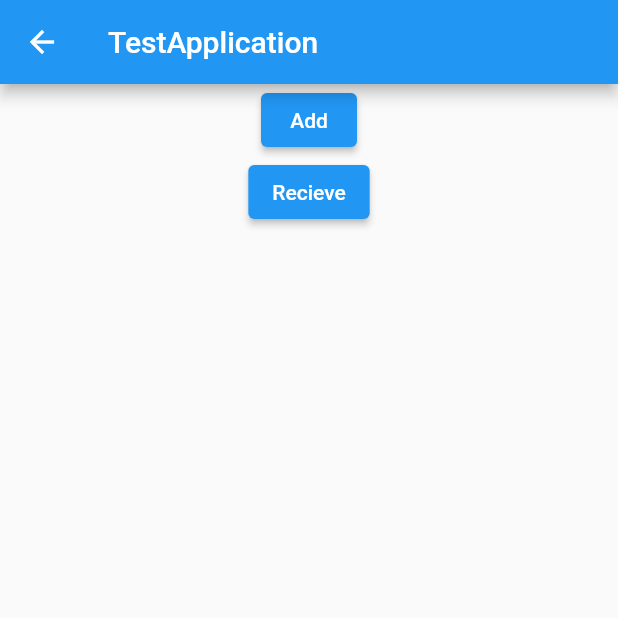
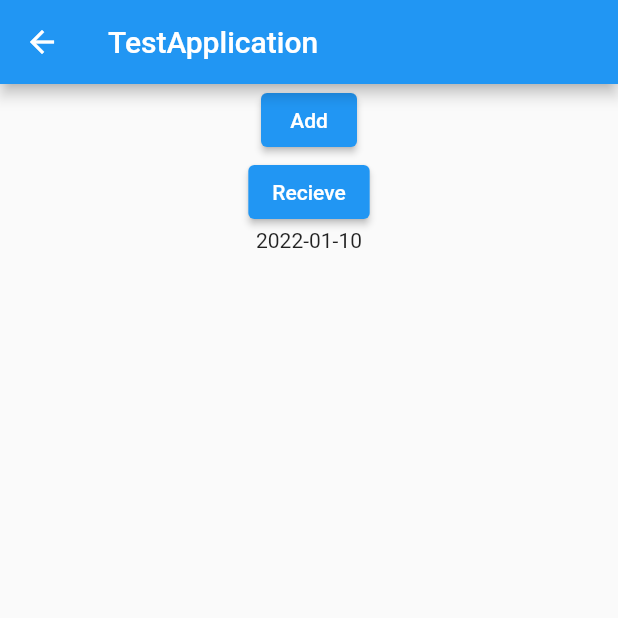
Before and after one commit to BossTechInc/test_application, a Flutter app: the MyHome screen opened directly, after a tap on "Recieve", on a phone screen of 412 x 824 dp, the top half of it. Run offline on Flutter 3.47's test engine with Material 2 defaults, Android fonts, the phone set to English and light mode, and no system bars; drawn by our look-alikes of overlay_support; our stand-ins replace cloud_firestore, connectivity_plus, firebase_core, firebase_messaging; accounts and stored records are empty.

Commit message:
Retrieve and Sort Functionality Added

```diff
--- a/lib/main.dart
+++ b/lib/main.dart
@@ -1,18 +1,17 @@
 import 'package:cloud_firestore/cloud_firestore.dart';
-import 'package:connectivity_plus/connectivity_plus.dart';
 import 'package:firebase_core/firebase_core.dart';
 import 'package:firebase_messaging/firebase_messaging.dart';
 import 'package:flutter/material.dart';
+import 'package:intl/intl.dart';
 import 'package:provider/provider.dart';
 import 'package:test_application/home_page.dart';
 import 'package:test_application/model_notification.dart';
-import 'package:test_application/no_connectin.dart';
 import 'package:test_application/provider_file_service.dart';
 import 'firebase_operations.dart';
 import 'news_model.dart';
 import 'package:overlay_support/overlay_support.dart';
+import 'notification_badge.dart';
 
-import 'notification_badge.dart';
 
 void main() async {
   WidgetsFlutterBinding.ensureInitialized();
@@ -20,12 +19,7 @@ void main() async {
   runApp(MyApp());
 }
 
-
 class MyApp extends StatelessWidget {
-
-
-
-
 
   @override
   Widget build(BuildContext context) {
@@ -61,8 +55,8 @@ class _MyHomeState extends State<MyHome> {
 
  late final FirebaseMessaging _messaging;
  late int _totalNotificationCounter;
-
-  PushNotication? _notificationInfo;
+ PushNotication? _notificationInfo;
+ var now = DateTime.now();
 
   void registerNotification() async{
      _messaging = FirebaseMessaging.instance;
@@ -153,27 +147,27 @@ checForInitialMessage();
 
    _totalNotificationCounter = 0;
 
-
-
     super.initState();
   }
 
-
+ String currentDate = DateFormat('yyyy-MM-dd').format(DateTime.now());
 
   final model = NewsListModel(
       bannerImageUrl: "https://unsplash.com/photos/BU7fbduIEwk",
       bannerHeadline: "Headline",
       bannerNewsLink: "BannernewsURL",
-      listItemHeadLine: "Newsheadling",
+      listItemHeadLine: "New News",
       listItemImageUrl: "imageUrl",
-      listItemNewsLink: "List Item News Link");
-
+      listItemNewsLink: "List Item News Link",
+      date :  DateFormat('yyyy-MM-dd').format(DateTime.now()));
 
 
   List<String> testList = [];
+  List<NewsListModel> testNewsModel = [NewsListModel(),NewsListModel(),NewsListModel(),NewsListModel(),NewsListModel()];
+  //Get Data
 
    Future<void> retrieveApp() async {
-    await FirebaseFirestore.instance.collection('news').get().then((QuerySnapshot querySnapshot) {
+    await FirebaseFirestore.instance.collection('news').limit(10).where('date',isEqualTo: currentDate).get().then((QuerySnapshot querySnapshot) {
       querySnapshot.docs.forEach((doc) {
         testList.add(doc["listItemHeadLine"]);
       });
@@ -207,9 +201,14 @@ checForInitialMessage();
               },
             ),
             ElevatedButton(onPressed: (){retrieveApp();}, child: Text("Recieve")),
+
+           Text(currentDate),
+
            Expanded(
              child: ListView.builder(itemCount: testList.length,itemBuilder: (context,index){
+
                 return Text("Item ${testList[index]}");
+
               }),
            ),
             ElevatedButton(onPressed: (){printOnConsole();}, child: Text("Print")),
--- a/lib/news_model.dart
+++ b/lib/news_model.dart
@@ -6,9 +6,10 @@ class NewsListModel {
   String? listItemHeadLine;
   String? listItemNewsLink;
   String? id;
+  String? date;
 
   NewsListModel({this.bannerImageUrl, this.bannerHeadline, this.bannerNewsLink,
-      this.listItemImageUrl, this.listItemHeadLine, this.listItemNewsLink,this.id});
+      this.listItemImageUrl, this.listItemHeadLine, this.listItemNewsLink,this.id, this.date});
 
 
   Map<String,dynamic> toJson() => {
@@ -20,6 +21,7 @@ class NewsListModel {
     'listItemHeadLine' : listItemHeadLine,
     'listItemNewsLink' : listItemNewsLink,
     'id' : id,
+    'date' : date,
   };
 
 }
--- a/pubspec.yaml
+++ b/pubspec.yaml
@@ -26,6 +26,7 @@ environment:
 # dependencies can be manually updated by changing the version numbers below to
 # the latest version available on pub.dev. To see which dependencies have newer
 # versions available, run `flutter pub outdated`.
+
 dependencies:
   flutter:
     sdk: flutter
@@ -36,6 +37,7 @@ dependencies:
   connectivity_plus: ^2.2.0
   internet_connection_checker: ^0.0.1+3
   provider: ^6.0.2
+  intl: ^0.17.0
 
 
 
```
Also changed, not shown: pubspec.lock, 2 other files.
